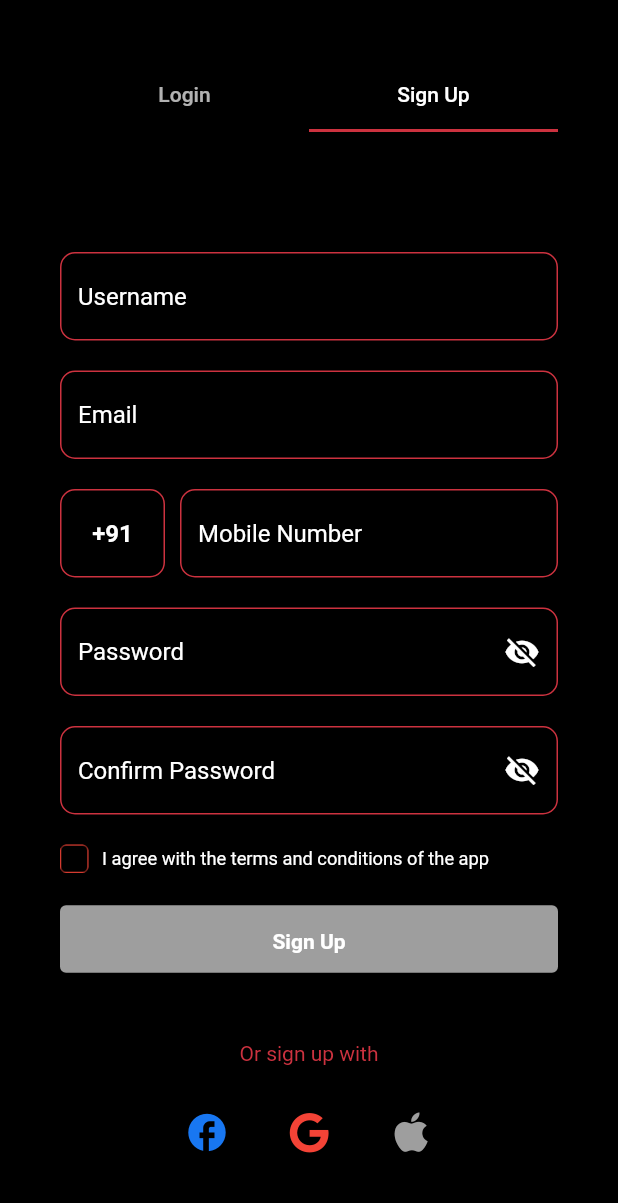
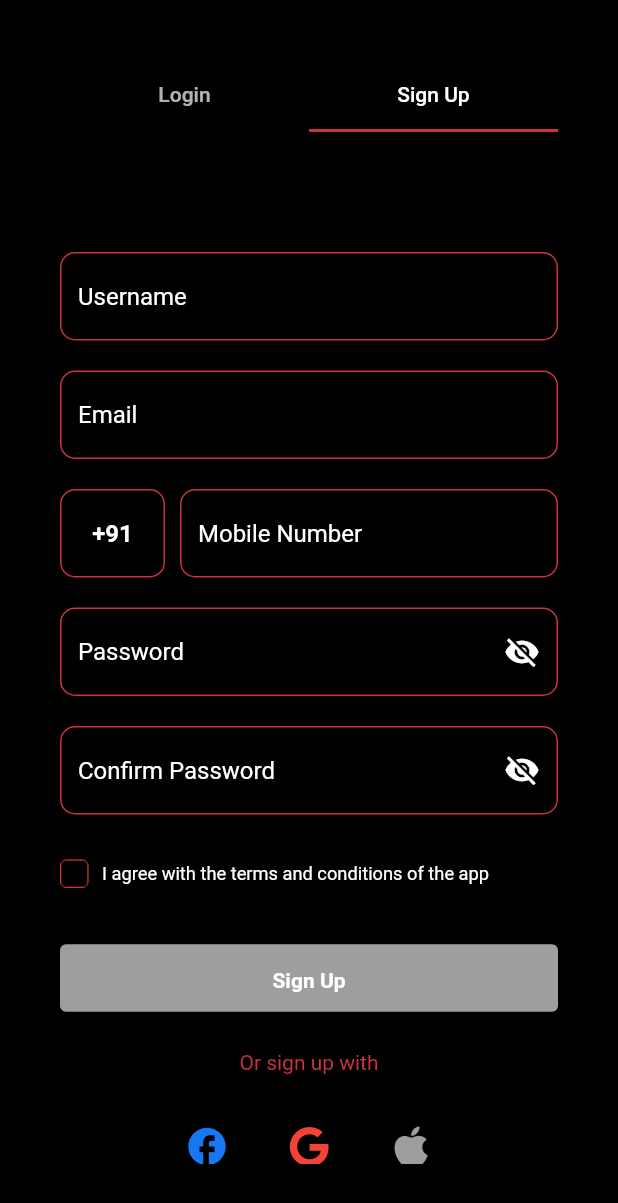
Before and after one commit to krish-1604/Couple_Cupid_App, a Flutter app: the Signup screen opened directly, tab 2 chosen, on a phone screen of 412 x 824 dp. Shown: the top 1203 px of the screen. Run offline on Flutter 3.47's test engine with Material 2 defaults, Android fonts, the phone set to English and light mode, and no system bars; our stand-ins replace font_awesome_flutter, image_picker, lottie; Roboto replaces fonts that are missing (Sk-Modernist).

Commit message:
version 9

```diff
--- a/lib/signup.dart
+++ b/lib/signup.dart
@@ -224,7 +224,7 @@ class _SignupState extends State<Signup> with TickerProviderStateMixin {
                 ),
               ),
             ),
-          SizedBox(height: 20 * fem),
+          SizedBox(height: 30 * fem),
           Row(
             children: [
               Container(
@@ -264,7 +264,7 @@ class _SignupState extends State<Signup> with TickerProviderStateMixin {
             ],
           ),
 
-          SizedBox(height: 20 * fem),
+          SizedBox(height: 36 * fem),
           ElevatedButton(
             onPressed: _isAgreeChecked
                 ? () {
@@ -295,7 +295,7 @@ class _SignupState extends State<Signup> with TickerProviderStateMixin {
               ),
             ),
           ),
-          SizedBox(height: 40 * fem),
+          SizedBox(height: 20 * fem),
           Text(
             'Or sign up with',
             textAlign: TextAlign.center,
@@ -307,7 +307,7 @@ class _SignupState extends State<Signup> with TickerProviderStateMixin {
               color: Color(0xffcc323f),
             ),
           ),
-          SizedBox(height: 20 * fem),
+          SizedBox(height: 23 * fem),
           Row(
             mainAxisAlignment: MainAxisAlignment.center,
             children: [
```
